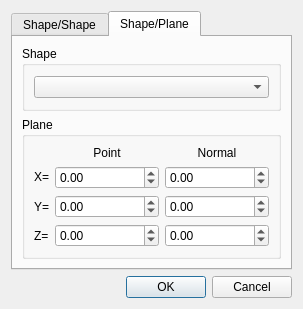
The window that TIGLViewer/src/TIGLViewerShapeIntersectionDialog.ui (DLR-SC/tigl) describes before a commit, drawn with Qt 5.
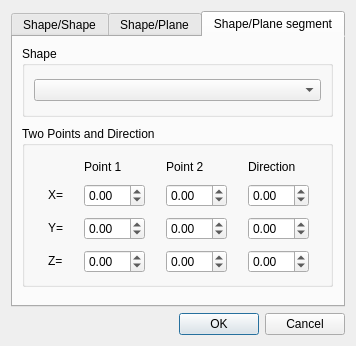
The same window after the commit.

Commit message:
New API function tiglIntersectWithPlaneSegment
This commit implements the new API function tiglIntersectWithPlaneSegment that projects a line between two points p1 and p2 onto a shape in a specified direction and returns the edges/wires of the intersection. This commit also includes a GUI dialog for TiglViewer for the new function.

addresses #216

Patch:
```diff
--- a/TIGLViewer/src/TIGLViewerShapeIntersectionDialog.ui
+++ b/TIGLViewer/src/TIGLViewerShapeIntersectionDialog.ui
@@ -6,8 +6,8 @@
    <rect>
     <x>0</x>
     <y>0</y>
-    <width>303</width>
-    <height>275</height>
+    <width>356</width>
+    <height>346</height>
    </rect>
   </property>
   <property name="windowTitle">
@@ -16,8 +16,14 @@
   <layout class="QVBoxLayout" name="verticalLayout">
    <item>
     <widget class="QTabWidget" name="TabView">
+     <property name="sizePolicy">
+      <sizepolicy hsizetype="Preferred" vsizetype="Preferred">
+       <horstretch>0</horstretch>
+       <verstretch>0</verstretch>
+      </sizepolicy>
+     </property>
      <property name="currentIndex">
-      <number>1</number>
+      <number>2</number>
      </property>
      <widget class="QWidget" name="tabSS">
       <attribute name="title">
@@ -180,6 +186,195 @@
        </item>
       </layout>
      </widget>
+     <widget class="QWidget" name="tabSPS">
+      <attribute name="title">
+       <string>Shape/Plane segment</string>
+      </attribute>
+      <widget class="QGroupBox" name="groupBox_5">
+       <property name="geometry">
+        <rect>
+         <x>9</x>
+         <y>9</y>
+         <width>311</width>
+         <height>71</height>
+        </rect>
+       </property>
+       <property name="title">
+        <string>Shape</string>
+       </property>
+       <layout class="QHBoxLayout" name="horizontalLayout">
+        <item>
+         <widget class="QComboBox" name="shapeComboS"/>
+        </item>
+       </layout>
+      </widget>
+      <widget class="QGroupBox" name="groupBox_6">
+       <property name="geometry">
+        <rect>
+         <x>9</x>
+         <y>89</y>
+         <width>311</width>
+         <height>161</height>
+        </rect>
+       </property>
+       <property name="title">
+        <string>Two Points and Direction</string>
+       </property>
+       <widget class="QWidget" name="">
+        <property name="geometry">
+         <rect>
+          <x>11</x>
+          <y>30</y>
+          <width>291</width>
+          <height>121</height>
+         </rect>
+        </property>
+        <layout class="QGridLayout" name="gridLayout_4">
+         <item row="0" column="1">
+          <widget class="QLabel" name="label_23">
+           <property name="sizePolicy">
+            <sizepolicy hsizetype="Maximum" vsizetype="Maximum">
+             <horstretch>0</horstretch>
+             <verstretch>0</verstretch>
+            </sizepolicy>
+           </property>
+           <property name="text">
+            <string>Point 1</string>
+           </property>
+          </widget>
+         </item>
+         <item row="0" column="2">
+          <widget class="QLabel" name="label_24">
+           <property name="sizePolicy">
+            <sizepolicy hsizetype="Maximum" vsizetype="Maximum">
+             <horstretch>0</horstretch>
+             <verstretch>0</verstretch>
+            </sizepolicy>
+           </property>
+           <property name="text">
+            <string>Point 2</string>
+           </property>
+          </widget>
+         </item>
+         <item row="0" column="3">
+          <widget class="QLabel" name="label_26">
+           <property name="sizePolicy">
+            <sizepolicy hsizetype="Maximum" vsizetype="Maximum">
+             <horstretch>0</horstretch>
+             <verstretch>0</verstretch>
+            </sizepolicy>
+           </property>
+           <property name="text">
+            <string>Direction</string>
+           </property>
+          </widget>
+         </item>
+         <item row="1" column="0">
+          <widget class="QLabel" name="label_9">
+           <property name="sizePolicy">
+            <sizepolicy hsizetype="Maximum" vsizetype="Maximum">
+             <horstretch>0</horstretch>
+             <verstretch>0</verstretch>
+            </sizepolicy>
+           </property>
+           <property name="text">
+            <string>X=</string>
+           </property>
+          </widget>
+         </item>
+         <item row="1" column="1">
+          <widget class="QDoubleSpinBox" name="p1xSB">
+           <property name="minimum">
+            <double>-99.000000000000000</double>
+           </property>
+          </widget>
+         </item>
+         <item row="1" column="2">
+          <widget class="QDoubleSpinBox" name="p2xSB">
+           <property name="minimum">
+            <double>-99.000000000000000</double>
+           </property>
+          </widget>
+         </item>
+         <item row="1" column="3">
+          <widget class="QDoubleSpinBox" name="wxSB">
+           <property name="minimum">
+            <double>-99.000000000000000</double>
+           </property>
+          </widget>
+         </item>
+         <item row="2" column="0">
+          <widget class="QLabel" name="label_22">
+           <property name="sizePolicy">
+            <sizepolicy hsizetype="Maximum" vsizetype="Maximum">
+             <horstretch>0</horstretch>
+             <verstretch>0</verstretch>
+            </sizepolicy>
+           </property>
+           <property name="text">
+            <string>Y=</string>
+           </property>
+          </widget>
+         </item>
+         <item row="2" column="1">
+          <widget class="QDoubleSpinBox" name="p1ySB">
+           <property name="minimum">
+            <double>-99.000000000000000</double>
+           </property>
+          </widget>
+         </item>
+         <item row="2" column="2">
+          <widget class="QDoubleSpinBox" name="p2ySB">
+           <property name="minimum">
+            <double>-99.000000000000000</double>
+           </property>
+          </widget>
+         </item>
+         <item row="2" column="3">
+          <widget class="QDoubleSpinBox" name="wySB">
+           <property name="minimum">
+            <double>-99.000000000000000</double>
+           </property>
+          </widget>
+         </item>
+         <item row="3" column="0">
+          <widget class="QLabel" name="label_25">
+           <property name="sizePolicy">
+            <sizepolicy hsizetype="Maximum" vsizetype="Maximum">
+             <horstretch>0</horstretch>
+             <verstretch>0</verstretch>
+            </sizepolicy>
+           </property>
+           <property name="text">
+            <string>Z=</string>
+           </property>
+          </widget>
+         </item>
+         <item row="3" column="1">
+          <widget class="QDoubleSpinBox" name="p1zSB">
+           <property name="minimum">
+            <double>-99.000000000000000</double>
+           </property>
+          </widget>
+         </item>
+         <item row="3" column="2">
+          <widget class="QDoubleSpinBox" name="p2zSB">
+           <property name="minimum">
+            <double>-99.000000000000000</double>
+           </property>
+          </widget>
+         </item>
+         <item row="3" column="3">
+          <widget class="QDoubleSpinBox" name="wzSB">
+           <property name="minimum">
+            <double>-99.000000000000000</double>
+           </property>
+          </widget>
+         </item>
+        </layout>
+       </widget>
+      </widget>
+     </widget>
     </widget>
    </item>
    <item>
```
Left out of the diff: 54 changed lines with no effect on the pictures. The commit also changes 8 other files.
